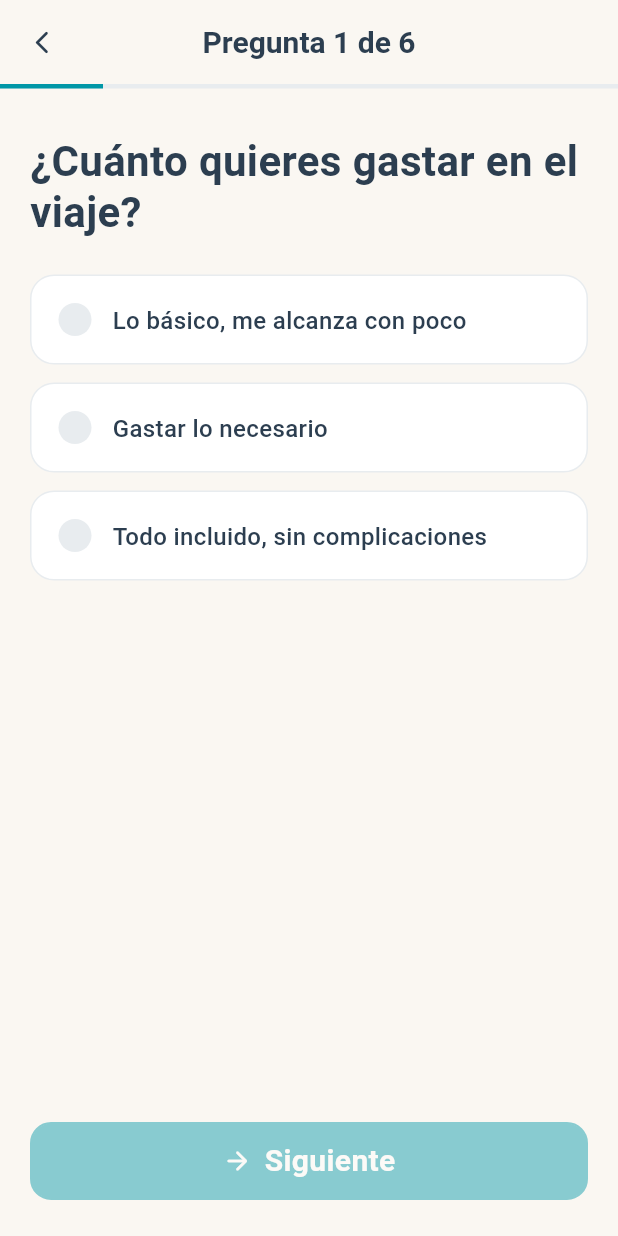
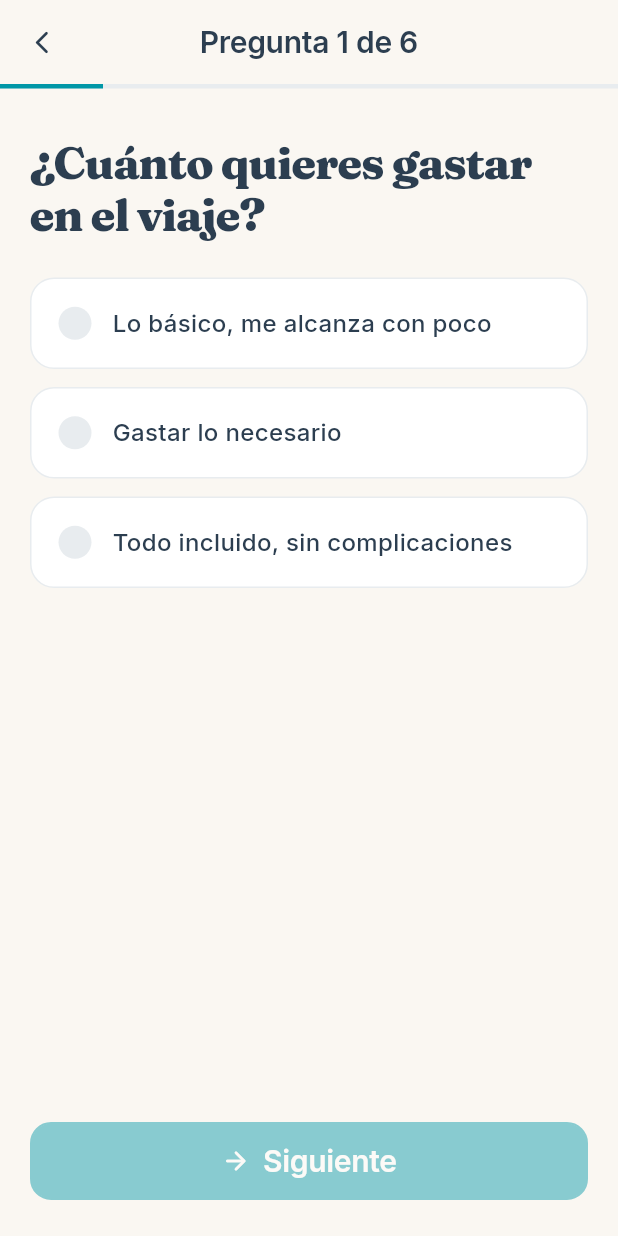
Before and after one commit to jarero321/quiz_stepper_poc_flutter, a Flutter app: the screen it shows after launch, after a tap on "Descubrir mi perfil", on a phone screen of 412 x 824 dp. Run offline on Flutter 3.47's test engine with Material 3 defaults, Android fonts, the phone set to English and light mode, and no system bars.

Commit message:
feat(theme): wire Fraunces display + Inter body typography
AppTheme text helpers now reference the bundled variable fonts:
- heading() → Fraunces, weight 800, size 30, letter-spacing -0.8, height
  1.15. Tighter and heavier than before for a display feel.
- title() / paragraph() / caption() → Inter, weights and sizes preserved,
  letter-spacing tuned per scale (-0.2 for titles, 0.1 for captions).
- Expose `fontDisplay` and `fontBody` string constants so callers have a
  single place to reference the family names.

MaterialApp's ThemeData now sets `fontFamily: AppTheme.fontBody` so every
default Text widget that doesn't go through AppTheme still picks up Inter
instead of the platform default.

```diff
--- a/lib/framework/theme/app_theme.dart
+++ b/lib/framework/theme/app_theme.dart
@@ -11,29 +11,39 @@ class AppTheme {
   static const Color colorWhite = Color(0xFFFFFFFF);
   static const Color colorCloud = Color(0xFFE8ECEF);
 
+  static const String fontDisplay = 'Fraunces';
+  static const String fontBody = 'Inter';
+
   static TextStyle heading({Color? color}) => TextStyle(
-    fontSize: 28,
-    fontWeight: FontWeight.w700,
+    fontFamily: fontDisplay,
+    fontSize: 30,
+    fontWeight: FontWeight.w800,
+    letterSpacing: -0.8,
     color: color ?? colorSlate,
-    height: 1.2,
+    height: 1.15,
   );
 
   static TextStyle title({Color? color}) => TextStyle(
+    fontFamily: fontBody,
     fontSize: 20,
     fontWeight: FontWeight.w600,
+    letterSpacing: -0.2,
     color: color ?? colorSlate,
   );
 
   static TextStyle paragraph({Color? color, FontWeight? weight}) => TextStyle(
+    fontFamily: fontBody,
     fontSize: 16,
     fontWeight: weight ?? FontWeight.w400,
     color: color ?? colorSlateLight,
-    height: 1.4,
+    height: 1.45,
   );
 
   static TextStyle caption({Color? color}) => TextStyle(
+    fontFamily: fontBody,
     fontSize: 13,
     fontWeight: FontWeight.w500,
+    letterSpacing: 0.1,
     color: color ?? colorSlateLight,
   );
 
--- a/lib/main.dart
+++ b/lib/main.dart
@@ -17,6 +17,7 @@ class QuizStepperApp extends StatelessWidget {
       navigatorKey: AppNavigator.navigatorKey,
       debugShowCheckedModeBanner: false,
       theme: ThemeData(
+        fontFamily: AppTheme.fontBody,
         scaffoldBackgroundColor: AppTheme.colorSand,
         colorScheme: ColorScheme.fromSeed(
           seedColor: AppTheme.colorOcean,
```
